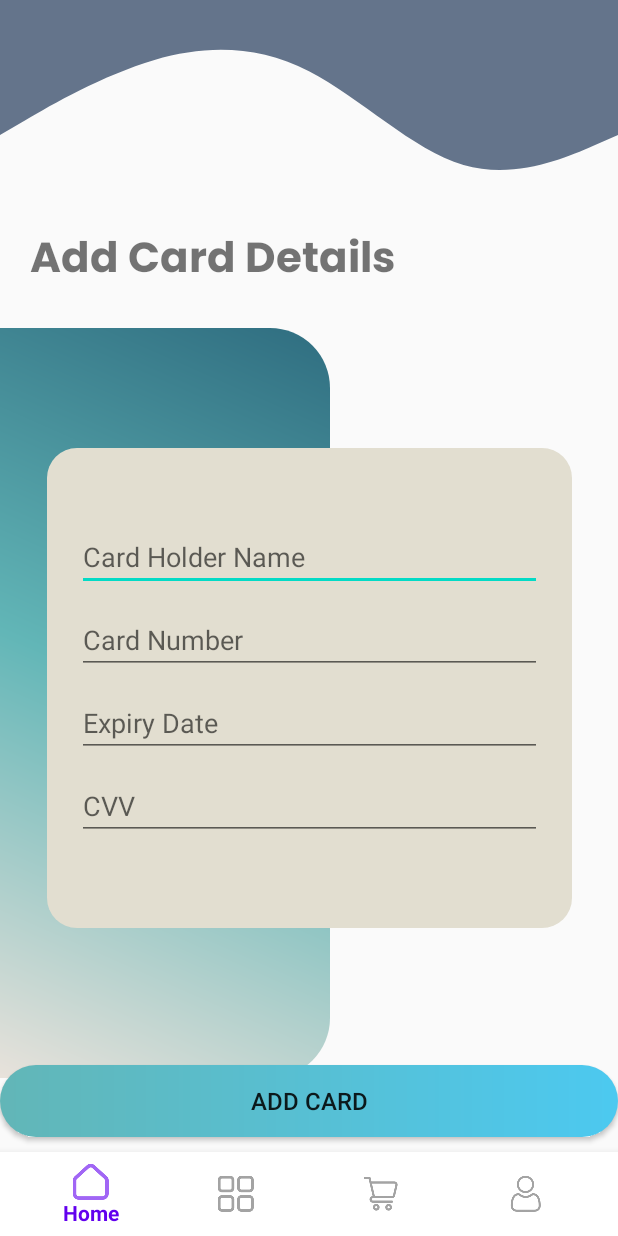
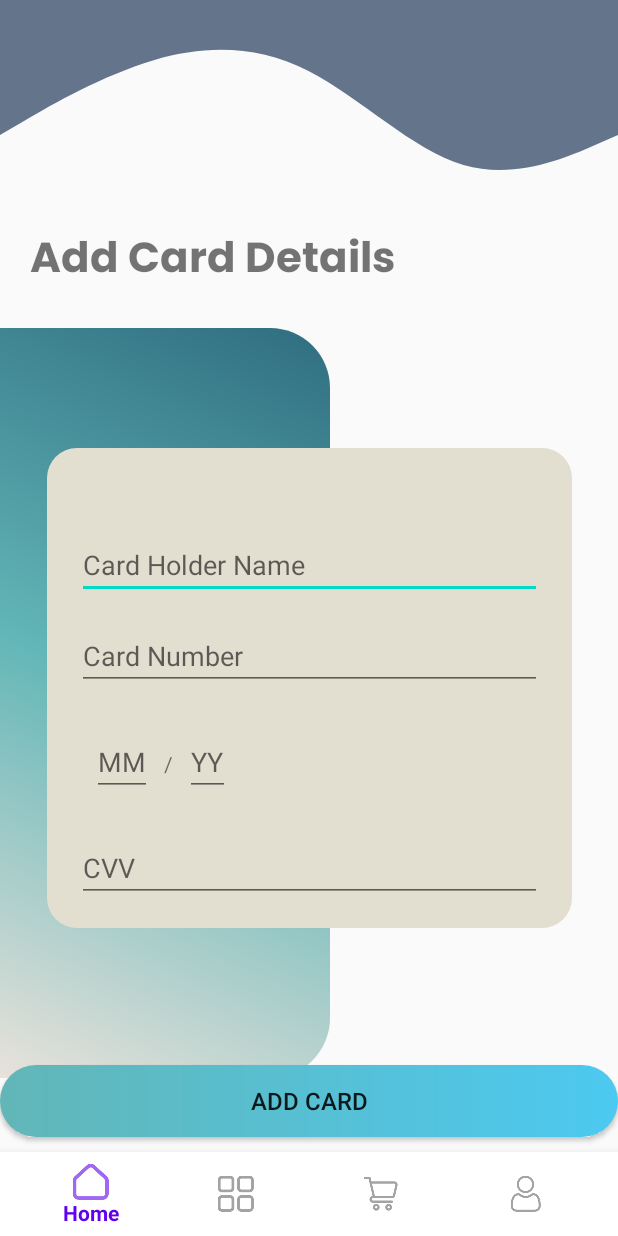
Before and after one commit to ImeshR/MAD-Project, an Android app: the layout activity_card_add_form.xml on its own in the app's theme, with its tools: preview values and no code run, on a phone screen of 412 x 824 dp. Run offline under Robolectric (Android 15) with nearby library versions, the phone set to English and light mode, and no system bars.

```diff
--- a/app/src/main/AndroidManifest.xml
+++ b/app/src/main/AndroidManifest.xml
@@ -12,9 +12,11 @@
         android:theme="@style/SplashScreenTheme"
         tools:targetApi="31">
         <activity
+            android:name=".payment_profile"
+            android:exported="false" />
+        <activity
             android:name=".cardAdd_Form"
-            android:exported="false" />
-        <!-- main page -->
+            android:exported="false" /> <!-- main page -->
         <activity
             android:name=".Activity.Activity.MainActivity"
             android:exported="false" /> <!-- Start Pager -->
--- /dev/null
+++ b/app/src/main/res/drawable/s_profilepart.xml
@@ -0,0 +1,6 @@
+<?xml version="1.0" encoding="utf-8"?>
+<shape android:shape="rectangle"
+    xmlns:android="http://schemas.android.com/apk/res/android">
+    <solid android:color="@color/white"/>
+    <corners android:topRightRadius="40dp" android:topLeftRadius="40dp"/>
+</shape>
--- a/app/src/main/res/layout/activity_card_add_form.xml
+++ b/app/src/main/res/layout/activity_card_add_form.xml
@@ -75,25 +75,58 @@
 
         <EditText
             android:layout_width="match_parent"
-            android:layout_height="40dp"
+            android:layout_height="wrap_content"
             android:layout_marginTop="15dp"
             android:hint="Card Holder Name" />
 
         <EditText
             android:layout_width="match_parent"
-            android:layout_height="40dp"
+            android:layout_height="wrap_content"
             android:layout_marginTop="15dp"
             android:hint="Card Number" />
 
-        <EditText
+        <LinearLayout
+            android:id="@+id/expiry_date_layout"
             android:layout_width="match_parent"
-            android:layout_height="40dp"
+            android:layout_height="wrap_content"
+            android:layout_below="@+id/card_number"
             android:layout_marginTop="15dp"
-            android:hint="Expiry Date" />
+            android:orientation="horizontal"
+            android:padding="10dp">
+
+            <EditText
+                android:id="@+id/expiry_month"
+                android:layout_width="wrap_content"
+                android:layout_height="wrap_content"
+                android:hint="MM"
+                android:inputType="number"
+                android:singleLine="true" />
+
+            <TextView
+                android:layout_width="wrap_content"
+                android:layout_height="wrap_content"
+                android:text="/"
+                android:paddingStart="8dp"
+                android:paddingEnd="8dp" />
+
+            <EditText
+                android:id="@+id/expiry_year"
+                android:layout_width="wrap_content"
+                android:layout_height="wrap_content"
+                android:hint="YY"
+                android:inputType="number"
+                android:singleLine="true" />
+        </LinearLayout>
+
+<!--        <EditText-->
+<!--            android:layout_width="match_parent"-->
+<!--            android:layout_height="50dp"-->
+<!--            android:layout_marginTop="15dp"-->
+<!--            android:hint="Expiry Date" />-->
 
         <EditText
             android:layout_width="match_parent"
-            android:layout_height="40dp"
+            android:layout_height="wrap_content"
             android:layout_marginTop="15dp"
             android:hint="CVV" />
     </LinearLayout>
--- a/app/src/main/res/values/colors.xml
+++ b/app/src/main/res/values/colors.xml
@@ -12,5 +12,6 @@
     <color name="s_lightnight_Blue">#62B6B7</color>
     <color name="s_cream">#E8E2DB</color>
     <color name="s_green_light">#4cc9f0</color>
+    <color name="s_primary_color">#232f3e</color>
 
 </resources>
```
Also changed, not shown: app/src/main/java/com/example/madproject/Activity/Activity/payment_profile.kt (added, +43 -0 lines), app/src/main/res/layout/activity_payment_profile.xml (added, +94 -0 lines), app/src/main/res/drawable/profile_P.png (added).
